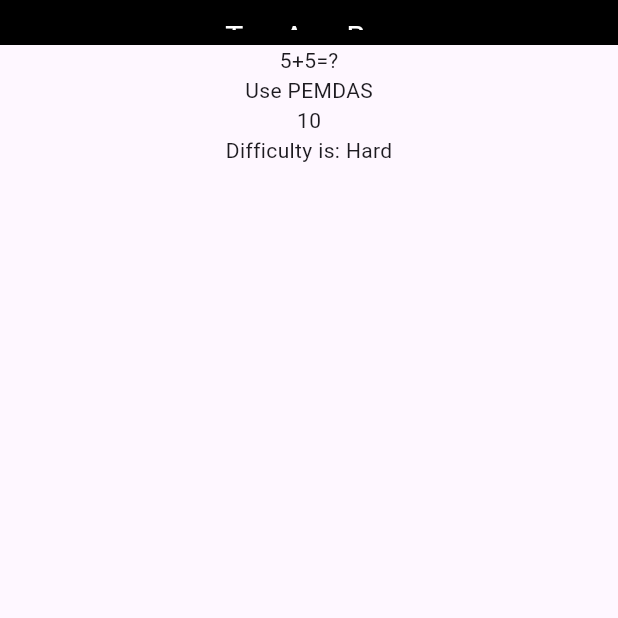
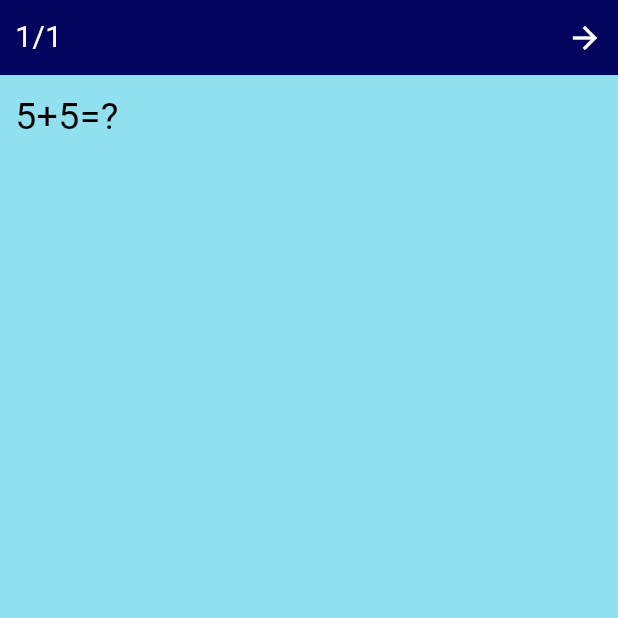
Before and after one commit to wz-Tan/kitahack_hackathon, a Flutter app: the screen it shows after launch, after a tap on "Chapter 1", on a phone screen of 412 x 824 dp, the top half of it. Run offline on Flutter 3.47's test engine with Material 3 defaults, Android fonts, the phone set to English and light mode, and no system bars; Roboto replaces fonts that are missing (Consolas).

Commit message:
Question Page progress

```diff
--- a/lib/chapters_page.dart
+++ b/lib/chapters_page.dart
@@ -47,7 +47,6 @@ class ChapterSelectionBox extends StatelessWidget{
         //Inkwell is an On Click Listener
         child:InkWell(
           onTap: (){
-            print("I am tapped! $index");
             appState.changePage(index);
           },
 
--- a/lib/main.dart
+++ b/lib/main.dart
@@ -7,6 +7,15 @@ import 'question_page.dart' as question_page;
 void main() {
   runApp(const MainApp());
 }
+
+//Texts
+const defaultText=TextStyle(color: Colors.white, fontSize: 20, fontFamily: "Consolas");
+const questionText=TextStyle(color: Colors.black, fontSize: 25, fontFamily: "Consolas");
+//Colours
+const whiteBlue=Color(0xFFcaf0f8);
+const darkBlue=Color(0xFF03045e);
+const midBlue=Color(0xFF00b4d8);
+const lightBlue=Color(0xFF90e0ef);
 
 //Data Class
 
@@ -79,18 +88,16 @@ class _MainLayoutState extends State<MainLayout>{
     return Scaffold(
       //Top App Bar, Set Size then the Child (Set to Black Color For Easy Visualisation)
       appBar: PreferredSize(
-        preferredSize: Size(double.infinity, 30),
+        preferredSize: Size(double.infinity, 0),
 
           //Fill Max parent Size, cannot use expanded since preferred size is not a column row or container
           child: Container(
             width: double.infinity,
             height: double.infinity,
             alignment: Alignment.bottomCenter,
-            padding: EdgeInsets.all(10),
-            color: Color(0xFF000000),
 
             //Text At Low Center
-            child: Text("Top App Bar",
+            child: Text("",
             textAlign: TextAlign.center,
             style: TextStyle(color: Colors.white,fontSize: 20),),
           )),
--- a/lib/question_page.dart
+++ b/lib/question_page.dart
@@ -11,7 +11,8 @@ class QuestionPage extends StatelessWidget{
     //Take In Question List From Main
     var questionList=context.watch<main.MainAppState>().lessons[chapterIndex].questionList;
 
-    return SizedBox(
+    return Container(
+      color: main.lightBlue,
       width: double.infinity,
       height: double.infinity,
       child: Contents(questionList: questionList)
@@ -47,13 +48,51 @@ class _ContentsState extends State<Contents> {
     return SizedBox(
       width: double.infinity,
       height: double.infinity,
-      child: Column(
-      children: [
-        Text(description),
-        Text(hint),
-        Text(answer),
-        Text("Difficulty is: $difficulty"),
+
+      child:
+      Column(
+        crossAxisAlignment: CrossAxisAlignment.start,
+          children: [
+
+            //Top Bar
+            Container(
+              color: main.darkBlue,
+              width: double.infinity,
+              height: 50,
+
+              child: Padding(
+                padding: EdgeInsets.all(10),
+
+                child: Row(
+                  mainAxisAlignment: MainAxisAlignment.spaceBetween,
+                  crossAxisAlignment: CrossAxisAlignment.center,
+
+                  children: [
+                    if(questionIndex!=0)
+                    Icon(
+                      Icons.arrow_back,
+                      color: Colors.white,
+                      ),
+
+                    //Expanded to Use Align Width
+                    Text("${questionIndex+1}/${questionList.length}",style: main.defaultText,textAlign: TextAlign.center,),
+                     Icon(
+                      Icons.arrow_forward,
+                      color: Colors.white,
+                      ),
+                  ],
+                ),
+                )
+            ),
+
+            //Contents
+            Padding(
+              padding: EdgeInsets.all(10),
+              child: Text(description,style: main.questionText)
+              )
+
       ],
+
     ),
     );
 
```
